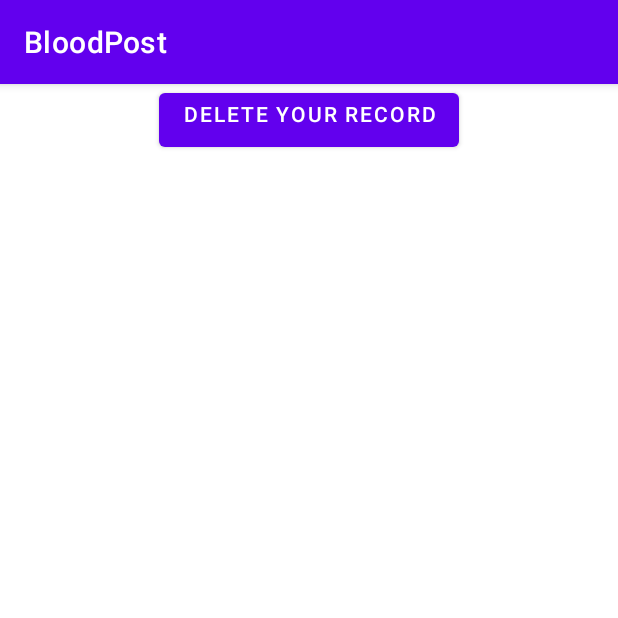
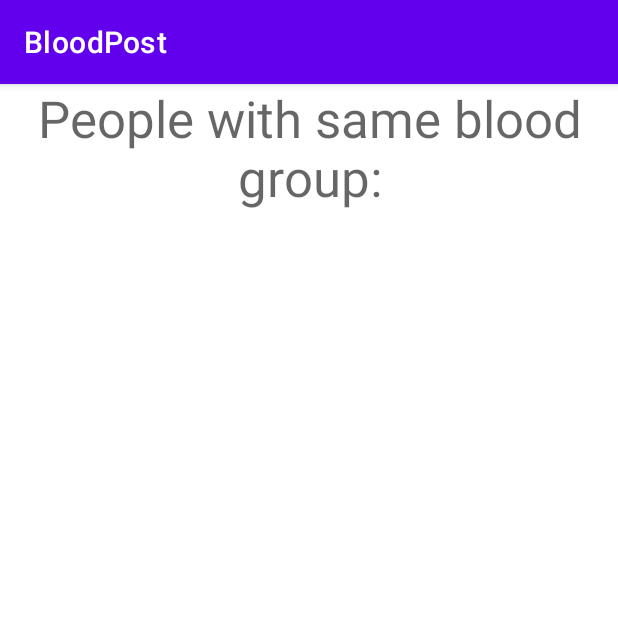
Before and after one commit to akarsh1263/Blood-Post, an Android app: the Records screen opened directly, with no data from a screen before it, on a phone screen of 412 x 824 dp, the top half of it. Run offline under Robolectric (Android 15) with nearby library versions, the phone set to English and light mode, and no system bars; our stand-ins replace Firebase (no records; nobody signed in at launch, a user with empty details on screens opened directly).

```diff
--- /dev/null
+++ b/app/src/main/java/application/example/bloodpost/BloodAdapter.java
@@ -0,0 +1,52 @@
+package application.example.bloodpost;
+
+import android.view.LayoutInflater;
+import android.view.View;
+import android.view.ViewGroup;
+import android.widget.TextView;
+
+import androidx.annotation.NonNull;
+import androidx.recyclerview.widget.RecyclerView;
+
+import java.util.ArrayList;
+
+public class BloodAdapter extends RecyclerView.Adapter<BloodAdapter.BloodViewHolder>{
+    public ArrayList<Person> data;
+    public BloodAdapter(ArrayList<Person> l){
+        data=l;
+    }
+    @NonNull
+    @Override
+    public BloodViewHolder onCreateViewHolder(@NonNull ViewGroup parent, int viewType) {
+        LayoutInflater inflater=LayoutInflater.from(parent.getContext());
+        View view=inflater.inflate(R.layout.blood_list,parent,false);
+        return new BloodViewHolder(view);
+    }
+
+    @Override
+    public void onBindViewHolder(@NonNull BloodViewHolder holder, int position) {
+        holder.name.setText("Name: "+data.get(position).getName());
+        holder.email.setText("Email: "+data.get(position).getEmail());
+        holder.phone.setText("Phone: "+data.get(position).getPhone());
+        holder.ad.setText("Address: "+data.get(position).getAddress());
+    }
+
+    @Override
+    public int getItemCount() {
+        return data.size();
+    }
+    public class BloodViewHolder extends RecyclerView.ViewHolder{
+        TextView name;
+        TextView email;
+        TextView phone;
+        TextView ad;
+
+        public BloodViewHolder(@NonNull View itemView) {
+            super(itemView);
+            name=itemView.findViewById(R.id.Name);
+            email=itemView.findViewById(R.id.Email);
+            phone=itemView.findViewById(R.id.Phone);
+            ad=itemView.findViewById(R.id.Address);
+        }
+    }
+}
--- a/app/src/main/java/application/example/bloodpost/Records.java
+++ b/app/src/main/java/application/example/bloodpost/Records.java
@@ -5,12 +5,15 @@ import androidx.appcompat.app.AppCompatActivity;
 import androidx.recyclerview.widget.LinearLayoutManager;
 import androidx.recyclerview.widget.RecyclerView;
 
+import android.content.Intent;
 import android.os.Bundle;
+import android.widget.Toast;
 
 import com.google.firebase.database.DataSnapshot;
 import com.google.firebase.database.DatabaseError;
 import com.google.firebase.database.DatabaseReference;
 import com.google.firebase.database.FirebaseDatabase;
+import com.google.firebase.database.Query;
 import com.google.firebase.database.ValueEventListener;
 
 import java.util.ArrayList;
@@ -21,6 +24,9 @@ public class Records extends AppCompatActivity {
     protected void onCreate(Bundle savedInstanceState) {
         super.onCreate(savedInstanceState);
         setContentView(R.layout.activity_records);
+        Intent i=getIntent();
+        String mail=i.getStringExtra("mailid");
+        String bp=i.getStringExtra("bp");
         RecyclerView bloodList=(RecyclerView) findViewById(R.id.bloodlist);
         bloodList.setLayoutManager(new LinearLayoutManager(this));
         ArrayList<Person> peeps=new ArrayList<Person>();
@@ -30,7 +36,9 @@ public class Records extends AppCompatActivity {
             public void onDataChange(@NonNull DataSnapshot snapshot) {
                 for(DataSnapshot dataSnapshot: snapshot.getChildren()){
                     Person p=dataSnapshot.getValue(Person.class);
-                    peeps.add(p);
+                    if((!p.getEmail().equals(mail))&&p.getBp().equals(bp)) {
+                        peeps.add(p);
+                    }
                 }
             }
 
@@ -39,5 +47,6 @@ public class Records extends AppCompatActivity {
 
             }
         });
+        bloodList.setAdapter(new BloodAdapter(peeps));
     }
 }
--- a/app/src/main/res/layout/activity_main.xml
+++ b/app/src/main/res/layout/activity_main.xml
@@ -43,6 +43,7 @@
         android:id="@+id/button3"
         android:layout_width="match_parent"
         android:layout_height="wrap_content"
+        android:onClick="search"
         android:text="Search" />
 
 </LinearLayout>
--- a/app/src/main/res/layout/activity_records.xml
+++ b/app/src/main/res/layout/activity_records.xml
@@ -7,19 +7,19 @@
     android:orientation="vertical"
     tools:context=".Records">
 
+    <TextView
+        android:id="@+id/textView8"
+        android:layout_width="match_parent"
+        android:layout_height="wrap_content"
+        android:text="People with same blood group:"
+        android:textAlignment="center"
+        android:textAppearance="@style/TextAppearance.AppCompat.Display1" />
+
     <androidx.recyclerview.widget.RecyclerView
         android:id="@+id/bloodlist"
         android:layout_width="match_parent"
-        android:layout_height="match_parent">
+        android:layout_height="wrap_content">
 
     </androidx.recyclerview.widget.RecyclerView>
 
-    <Button
-        android:id="@+id/button4"
-        android:layout_width="wrap_content"
-        android:layout_height="wrap_content"
-        android:layout_gravity="center"
-        android:gravity="center_horizontal"
-        android:text="Delete your record" />
-
 </LinearLayout>
```
Also changed, not shown: app/src/main/java/application/example/bloodpost/MainActivity.java (+40 -1 lines), app/src/main/java/application/example/bloodpost/Registration.java (+24 -5 lines), app/src/main/res/drawable/border.xml (added, +9 -0 lines), app/src/main/res/layout/blood_list.xml (added, +39 -0 lines).
